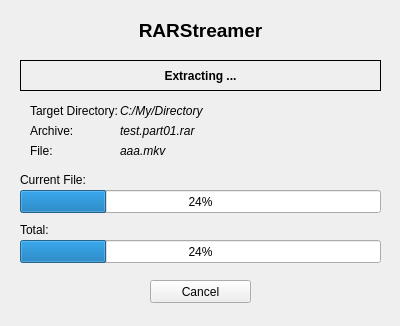
Finomnis/RARStreamer, file MainWindow.ui: the form before one commit.
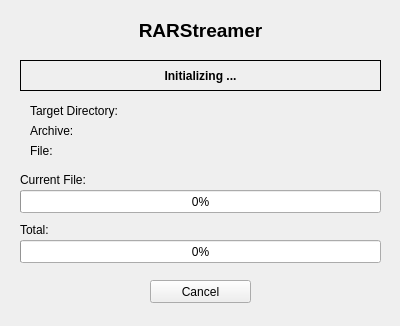
The form after the commit.

```diff
--- a/MainWindow.ui
+++ b/MainWindow.ui
@@ -24,7 +24,7 @@
      </rect>
     </property>
     <property name="value">
-     <number>24</number>
+     <number>0</number>
     </property>
     <property name="alignment">
      <set>Qt::AlignCenter</set>
@@ -52,7 +52,7 @@
      </rect>
     </property>
     <property name="value">
-     <number>24</number>
+     <number>0</number>
     </property>
     <property name="alignment">
      <set>Qt::AlignCenter</set>
@@ -121,7 +121,7 @@
      <enum>QFrame::Box</enum>
     </property>
     <property name="text">
-     <string>Extracting ...</string>
+     <string>Initializing ...</string>
     </property>
     <property name="alignment">
      <set>Qt::AlignCenter</set>
@@ -222,7 +222,7 @@
      </font>
     </property>
     <property name="text">
-     <string>C:/My/Directory</string>
+     <string>&lt;not set&gt;</string>
     </property>
    </widget>
    <widget class="QLabel" name="label_9">
@@ -240,7 +240,7 @@
      </font>
     </property>
     <property name="text">
-     <string>test.part01.rar</string>
+     <string>&lt;not set&gt;</string>
     </property>
    </widget>
    <widget class="QLabel" name="label_10">
@@ -258,7 +258,7 @@
      </font>
     </property>
     <property name="text">
-     <string>aaa.mkv</string>
+     <string>&lt;not set&gt;</string>
     </property>
    </widget>
   </widget>
```
Left out of the diff: 12 changed lines with no effect on the pictures.
